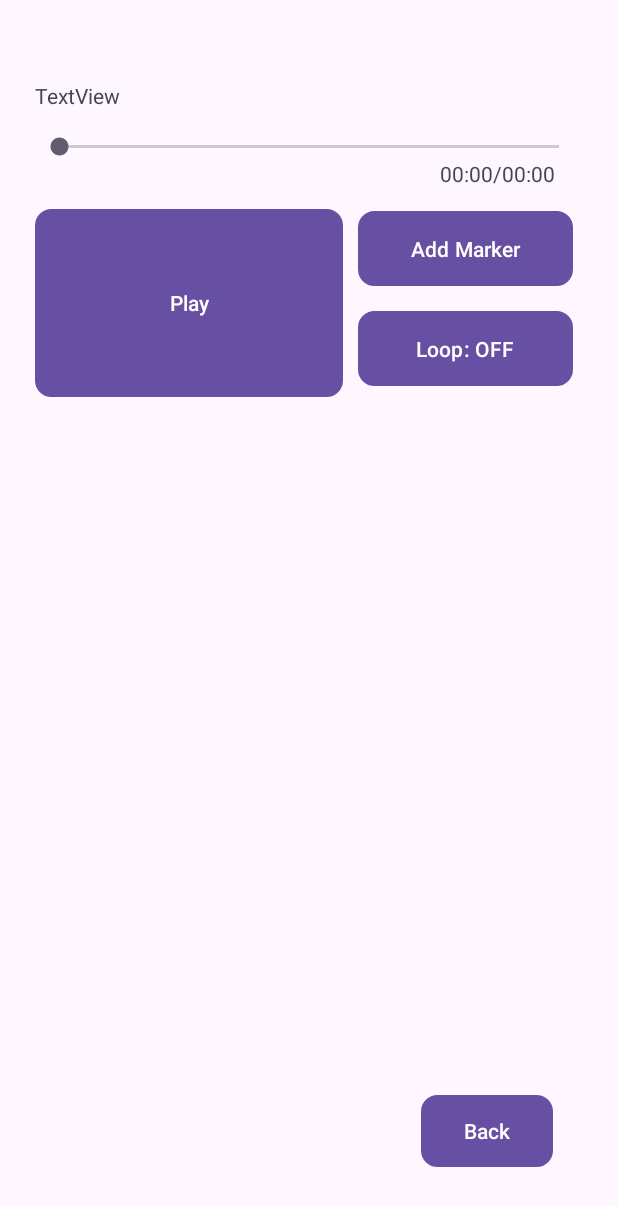
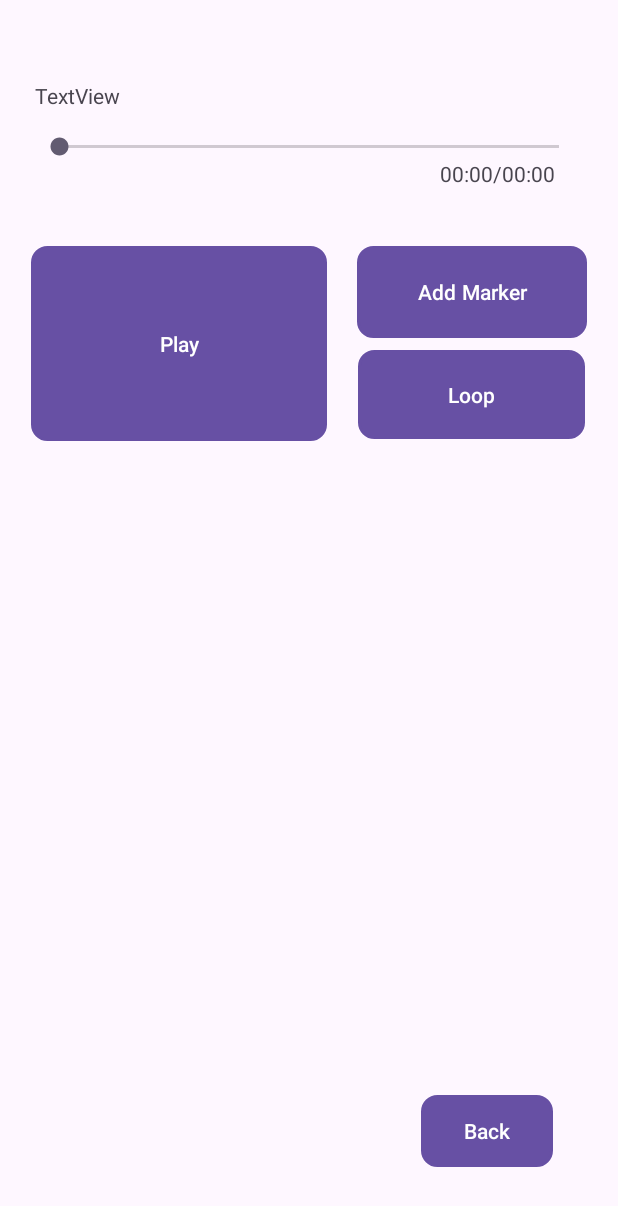
Before and after one commit to maybe0hiren/DancersMediaPlayer, an Android app: the SongActivity screen opened directly, with no data from a screen before it, on a phone screen of 412 x 824 dp. Shown: the top 1206 px of the screen. Run offline under Robolectric (Android 15) with nearby library versions, the phone set to English and light mode, and no system bars; 1 statement that could not run was skipped.

Commit message:
Made device compatible GUI

```diff
--- a/SongZ/app/src/main/res/layout/activity_song.xml
+++ b/SongZ/app/src/main/res/layout/activity_song.xml
@@ -39,48 +39,41 @@
         app:layout_constraintTop_toTopOf="parent"
         app:layout_constraintVertical_bias="0.131" />
 
+
     <Button
         android:id="@+id/buttonPlayPause"
-        android:layout_width="205dp"
-        android:layout_height="125dp"
+        android:layout_width="197dp"
+        android:layout_height="130dp"
+        android:layout_marginTop="164dp"
         android:background="@drawable/button_rounded_corner"
         android:text="Play"
-        android:textColor="#FFFFFF"
-        app:layout_constraintBottom_toBottomOf="parent"
+        app:layout_constraintEnd_toStartOf="@id/buttonAddMarker"
+        app:layout_constraintHorizontal_chainStyle="spread"
+        app:layout_constraintStart_toStartOf="parent"
+        app:layout_constraintTop_toTopOf="parent" />
+
+    <Button
+        android:id="@+id/buttonLoop"
+        android:layout_width="151dp"
+        android:layout_height="59dp"
+        android:layout_marginTop="8dp"
+        android:background="@drawable/button_rounded_corner"
+        android:text="Loop"
         app:layout_constraintEnd_toEndOf="parent"
-        app:layout_constraintHorizontal_bias="0.113"
-        app:layout_constraintStart_toStartOf="parent"
-        app:layout_constraintTop_toTopOf="parent"
-        app:layout_constraintVertical_bias="0.199" />
+        app:layout_constraintHorizontal_bias="0.483"
+        app:layout_constraintStart_toEndOf="@id/buttonPlayPause"
+        app:layout_constraintTop_toBottomOf="@id/buttonAddMarker" />
 
     <Button
         android:id="@+id/buttonAddMarker"
-        android:layout_width="143dp"
-        android:layout_height="50dp"
+        android:layout_width="153dp"
+        android:layout_height="61dp"
+        android:layout_marginTop="164dp"
         android:background="@drawable/button_rounded_corner"
         android:text="Add Marker"
-        android:textColor="#FFFFFF"
-        app:layout_constraintBottom_toBottomOf="parent"
         app:layout_constraintEnd_toEndOf="parent"
-        app:layout_constraintHorizontal_bias="0.888"
-        app:layout_constraintStart_toStartOf="parent"
-        app:layout_constraintTop_toTopOf="parent"
-        app:layout_constraintVertical_bias="0.182" />
-
-    <Button
-        android:id="@+id/buttonLoop"
-        android:layout_width="143dp"
-        android:layout_height="50dp"
-        android:background="@drawable/button_rounded_corner"
-        android:text="Loop: OFF"
-        android:textColor="#FFFFFF"
-        app:layout_constraintBottom_toBottomOf="parent"
-        app:layout_constraintEnd_toEndOf="parent"
-        app:layout_constraintHorizontal_bias="0.888"
-        app:layout_constraintStart_toStartOf="parent"
-        app:layout_constraintTop_toTopOf="parent"
-        app:layout_constraintVertical_bias="0.268" />
-
+        app:layout_constraintStart_toEndOf="@id/buttonPlayPause"
+        app:layout_constraintTop_toTopOf="parent" />
 
     <Button
         android:id="@+id/buttonBack"
```
